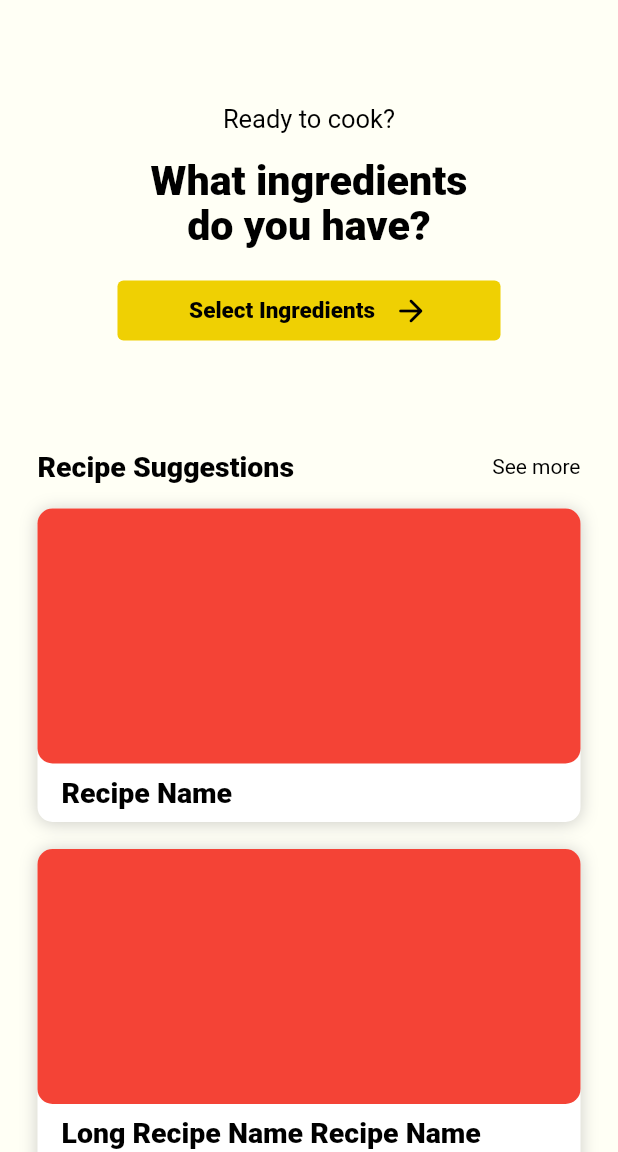
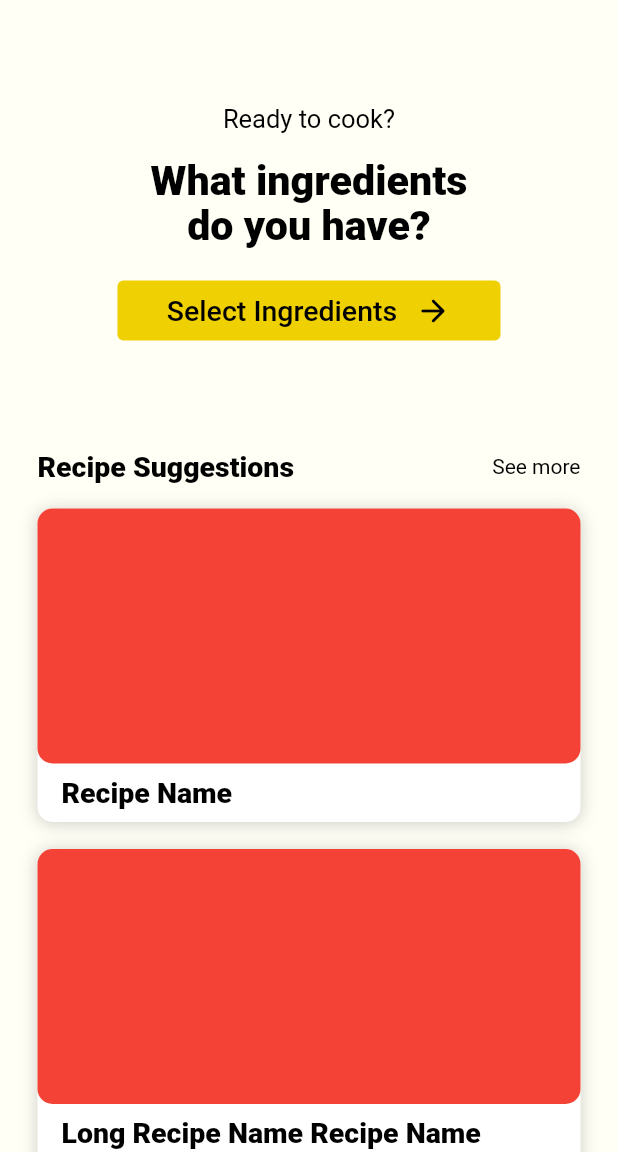
Before and after one commit to Alessa-Gillespie/Kusina-App, a Flutter app: the screen it shows after launch, on a phone screen of 412 x 824 dp, the part 84-1236 px from its top. Run offline on Flutter 3.47's test engine with Material 2 defaults, Android fonts, the phone set to English and light mode, and no system bars.

Commit message:
created button components for middle button and bottom button. adjusted their respective styles in styles.dart

```diff
--- a/lib/rounded_button.dart
+++ b/lib/rounded_button.dart
@@ -1,24 +1,17 @@
 import 'package:flutter/material.dart';
 import 'package:kusina_app_v3/styles.dart';
-/*
-const kButtonTextStyle = TextStyle(
-  fontSize: 16.99,
-  fontWeight: FontWeight.w800,
-  color: Colors.black,
-);
-*/
+
+
 class RoundedButton extends StatelessWidget {
-  RoundedButton({ required this.text, this.icon, this.onPress, this.color});
+  RoundedButton({ required this.text, this.onPress, this.color});
 
   final String? text;
-  final IconData? icon;
   final Function()? onPress;
   final Color? color; //button color
 
   @override
   Widget build(BuildContext context) {
-    return SizedBox(
-      width: double.infinity,
+    return Container(
       child: TextButton(
         onPressed: onPress,
         style: TextButton.styleFrom(
@@ -29,15 +22,8 @@ class RoundedButton extends StatelessWidget {
           mainAxisAlignment: MainAxisAlignment.center,
           children: [
             Text(
-                text!, //button text
-                style: kMiddleButtonText,
-            ),
-            SizedBox(
-              width: 12,
-            ),
-            Icon(
-              icon, //button icon at the right
-              color: kTextColor,
+              text!, //button text
+              style: kBottomButtonText, //text style
             ),
           ],
         ),
@@ -45,3 +31,52 @@ class RoundedButton extends StatelessWidget {
     );
   }
 }
+
+class MiddleButton extends RoundedButton {
+  Widget? _gapBetweenTextAndIcon;
+  Widget? _iconWidget;
+
+  MiddleButton({required this.text, this.icon, this.onPress, this.color}) : super(text: 'MIDDLE BUTTON');
+
+  final String? text;
+  final IconData? icon;
+  final Function()? onPress;
+  final Color? color;
+
+  SizedBox _buildGap() {
+    return SizedBox(
+      width: 12,//gap between text and icon
+    );
+  }
+
+  Icon _buildIcon() {
+    return Icon(
+      icon,
+      color: kTextColor,
+    );
+  }
+
+  //same with rounded button but with added gap and icon in Row
+  Widget build(BuildContext context) {
+    return Container(
+      child: TextButton(
+        onPressed: onPress,
+        style: TextButton.styleFrom(
+          //button color
+          backgroundColor: color, //button color
+        ),
+        child: Row(
+          mainAxisAlignment: MainAxisAlignment.center,
+          children: [
+            Text(
+              text!, //button text
+              style: kMiddleButtonText,
+            ),
+            _gapBetweenTextAndIcon = _buildGap(),
+            _iconWidget = _buildIcon(),
+          ],
+        ),
+      ),
+    );
+  }
+}
--- a/lib/screens/home_page_screen.dart
+++ b/lib/screens/home_page_screen.dart
@@ -29,7 +29,7 @@ class _HomePageScreenState extends State<HomePageScreen> {
   );
 
   //if button is pressed, it will change its color
-  bool isButtonPressed = false;
+  bool isMiddleButtonPressed = false;
 
   @override
   Widget build(BuildContext context) {
@@ -62,10 +62,10 @@ class _HomePageScreenState extends State<HomePageScreen> {
                   SizedBox(
                     height: 17,
                   ),
-                  RoundedButton(
+                  MiddleButton(
                     text: 'Select Ingredients',
                     icon: Icons.arrow_forward_rounded,
-                    color: isButtonPressed == false
+                    color: isMiddleButtonPressed == false
                         ? kInactiveFilledButtonColor
                         : kActiveFilledButtonColor,
                     onPress: () {
--- a/lib/styles.dart
+++ b/lib/styles.dart
@@ -80,8 +80,7 @@ const kBottomButtonText = TextStyle(
 );
 
 const kMiddleButtonText = TextStyle(
-  fontSize: 15,
-  fontWeight: FontWeight.w800,
+  fontSize: 19,
   color: kTextColor,
 );
 
```
